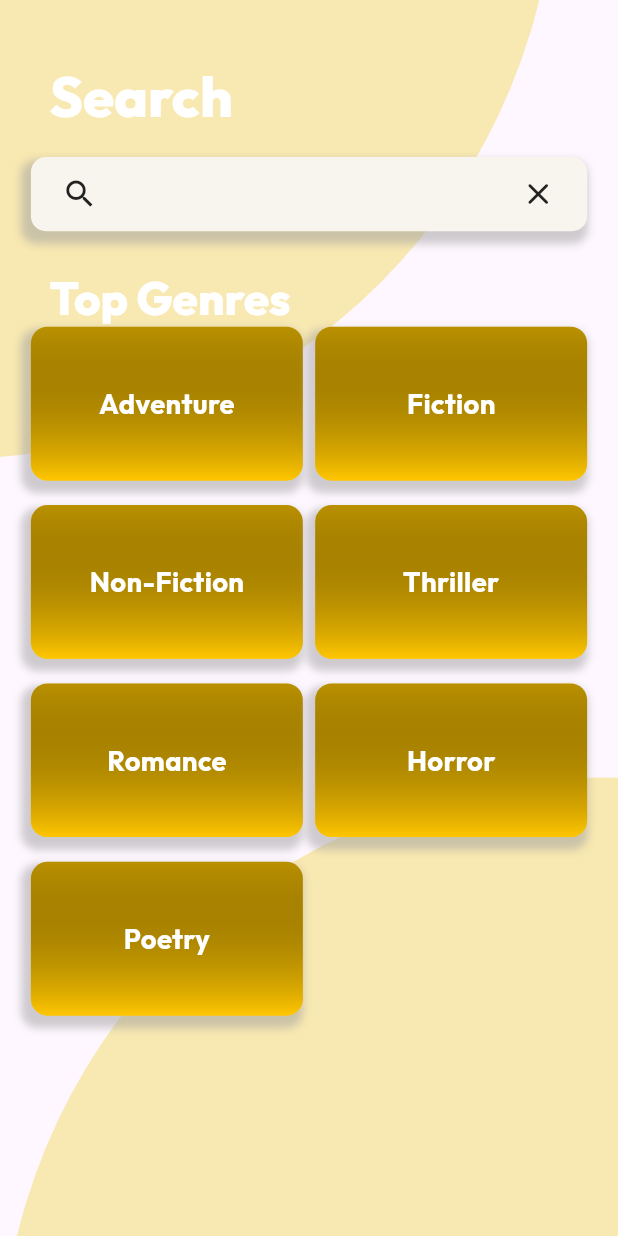
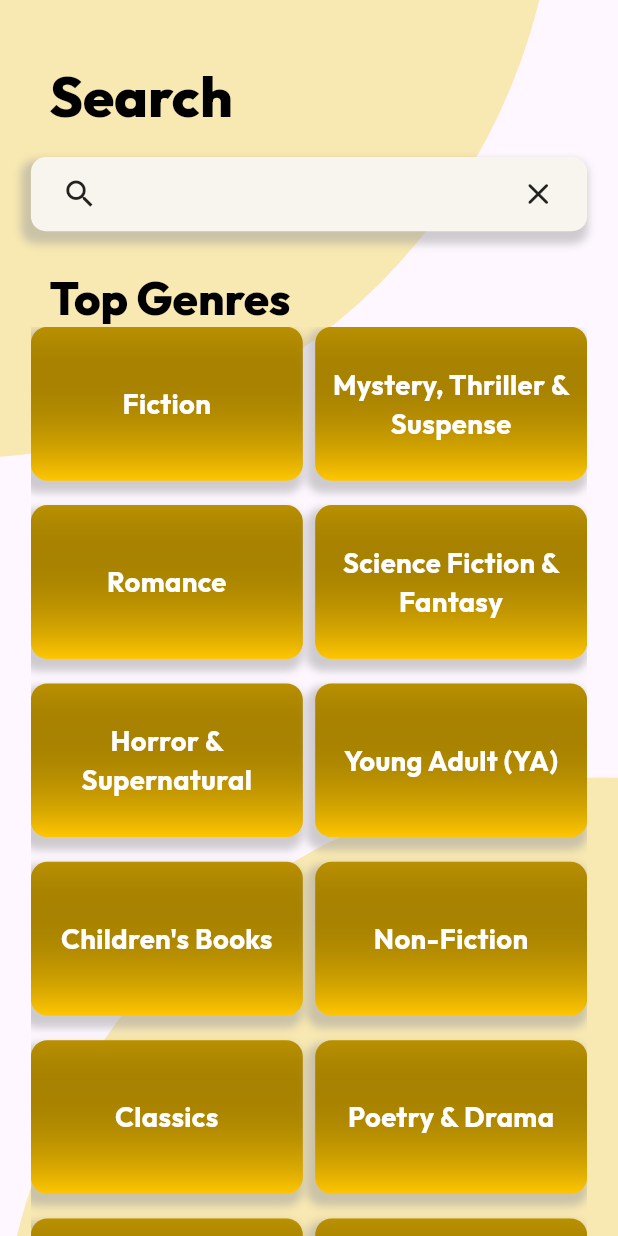
Before and after one commit to shloksharma273/bookcite, a Flutter app: the SearchPage screen opened directly, on a phone screen of 412 x 824 dp. Run offline on Flutter 3.47's test engine with Material 3 defaults, Android fonts, the light colour scheme and no system bars; our stand-ins replace dotted_border, file_picker, flutter_secure_storage, flutter_svg, google_fonts; accounts and stored records are empty; network calls fail.

Commit message:
added genrePage API

```diff
--- a/bookcite/lib/authentication/login_page.dart
+++ b/bookcite/lib/authentication/login_page.dart
@@ -1,4 +1,3 @@
-import 'package:bookcite/authentication/signup_page.dart';
 import 'package:bookcite/services/api_services.dart';
 import 'package:bookcite/services/models/auth_response.dart';
 import 'package:bookcite/utils/app_assets.dart';
--- a/bookcite/lib/components/genre_tiles/genre_tiles.dart
+++ b/bookcite/lib/components/genre_tiles/genre_tiles.dart
@@ -42,10 +42,14 @@
             ),
           ),
 
-          Center(
-            child: Text(label, style: textTheme.bodyMedium?.copyWith(
-              color: Colors.white
-            ),),
+          Padding(
+            padding: EdgeInsets.symmetric(horizontal: 8.0),
+            child: Center(
+              child: Text(label, style: textTheme.bodyMedium?.copyWith(
+                color: Colors.white
+              ), textAlign: TextAlign.center,
+              ),
+            ),
           )
         ],
       ),
--- a/bookcite/lib/main.dart
+++ b/bookcite/lib/main.dart
@@ -1,11 +1,13 @@
 import 'package:bookcite/authentication/login_page.dart';
 import 'package:bookcite/authentication/signup_page.dart';
+import 'package:bookcite/genre_page/genre_page.dart';
 import 'package:bookcite/homepage/home_page.dart';
+import 'package:bookcite/search_page/search_page.dart';
 import 'package:bookcite/services/api_services.dart';
-import 'package:bookcite/utils/app_colors.dart';
+import 'package:bookcite/todayspick/todays_pick.dart';
 import 'package:bookcite/utils/responsive_sizer.dart';
+import 'package:bookcite/genre_page/genre_page.dart';
 import 'package:flutter/material.dart';
-import 'package:google_fonts/google_fonts.dart';
 
 void main() {
   runApp( MyApp());
@@ -49,7 +51,22 @@
       routes: {
         '/login' : (context) => LoginPage(apiService: _apiService),
         '/signUp' : (context) => SignUpPage(apiService: _apiService),
-        '/home' : (context) => HomePage()
+        '/home' : (context) => HomePage(),
+        '/search' : (context) => SearchPage(),
+        '/todayspick' : (context) => TodaysPick(),
+        '/fiction': (context) => GenrePage(genre: "Fiction"),
+        '/mystery-thriller': (context) => GenrePage(genre: "Mystery, Thriller & Suspense"),
+        '/romance': (context) => GenrePage(genre: "Romance"),
+        '/sci-fi-fantasy': (context) => GenrePage(genre: "Science Fiction & Fantasy"),
+        '/horror': (context) => GenrePage(genre: "Horror & Supernatural"),
+        '/ya': (context) => GenrePage(genre: "Young Adult (YA)"),
+        '/children': (context) => GenrePage(genre: "Children’s Books"),
+        '/non-fiction': (context) => GenrePage(genre: "Non-Fiction"),
+        '/classics': (context) => GenrePage(genre: "Classics"),
+        '/poetry-drama': (context) => GenrePage(genre: "Poetry & Drama"),
+        '/comics': (context) => GenrePage(genre: "Graphic Novels & Comics"),
+        '/academic': (context) => GenrePage(genre: "Educational & Academic"),
+
       },
     );
   }
--- a/bookcite/lib/search_page/search_page.dart
+++ b/bookcite/lib/search_page/search_page.dart
@@ -1,7 +1,6 @@
 import 'package:bookcite/components/genre_tiles/genre_tiles.dart';
 import 'package:bookcite/widgets/custom_search_bar.dart';
 import 'package:flutter/material.dart';
-
 import '../utils/app_colors.dart';
 
 class SearchPage extends StatefulWidget {
@@ -12,25 +11,20 @@
 }
 
 class _SearchPageState extends State<SearchPage> {
-  List<String> genreList = [
-    "Adventure",
-    "Fiction",
-    "Non-Fiction",
-    "Thriller",
-    "Romance",
-    "Horror",
-    "Poetry"
+  List<List<String>> genreList = [
+    ['Fiction','/fiction'],
+    ['Mystery, Thriller & Suspense','/mystery-thriller'],
+    ['Romance','/romance'],
+    ['Science Fiction & Fantasy','/sci-fi-fantasy'],
+    ['Horror & Supernatural','/horror'],
+    ['Young Adult (YA)','/ya'],
+    ['Children\'s Books','/children'],
+    ['Non-Fiction','/non-fiction'],
+    ['Classics','/classics'],
+    ['Poetry & Drama','/poetry-drama'],
+    ['Graphic Novels & Comics','/comics'],
+    ['Educational & Academic','/academic'],
   ];
-
-  @override
-  void initState() {
-    super.initState();
-  }
-
-  @override
-  void dispose() {
-    super.dispose();
-  }
 
   @override
   Widget build(BuildContext context) {
@@ -38,15 +32,15 @@
     return Scaffold(
       body: Stack(
         children: [
+          // background decoration
           Positioned(
             top: MediaQuery.of(context).size.height * -0.6,
             right: MediaQuery.of(context).size.width * 0.1,
             child: Container(
-              width: 800, // Adjust size as needed
+              width: 800,
               height: 800,
               decoration: BoxDecoration(
-                color:
-                    AppColors.colorSurfaceSecondary, // Adjust color as needed
+                color: AppColors.colorSurfaceSecondary,
                 shape: BoxShape.circle,
               ),
             ),
@@ -55,49 +49,56 @@
             bottom: MediaQuery.of(context).size.height * -0.6,
             left: 0,
             child: Container(
-              width: 800, // Adjust size as needed
+              width: 800,
               height: 800,
               decoration: BoxDecoration(
-                color:
-                    AppColors.colorSurfaceSecondary, // Adjust color as needed
+                color: AppColors.colorSurfaceSecondary,
                 shape: BoxShape.circle,
               ),
             ),
           ),
+
+          // content
           Positioned(
             top: MediaQuery.of(context).size.height * 0.05,
             right: 0,
             left: 0,
-              bottom: -0.15,
+            bottom: 0,
             child: Padding(
               padding: EdgeInsets.symmetric(
-                    horizontal: MediaQuery.of(context).size.width * 0.05),
+                horizontal: MediaQuery.of(context).size.width * 0.05,
+              ),
               child: Column(
-                  mainAxisSize: MainAxisSize.min,
                 crossAxisAlignment: CrossAxisAlignment.start,
                 children: [
+                  // title
                   Padding(
                     padding: EdgeInsets.symmetric(
-                          horizontal: MediaQuery.of(context).size.width * 0.03),
+                      horizontal: MediaQuery.of(context).size.width * 0.03,
+                    ),
                     child: Text("Search", style: textTheme.headlineLarge),
                   ),
-                    SizedBox(
-                      height: MediaQuery.of(context).size.height * 0.02,
-                    ),
-                    CustomSearchBar(),
-                    SizedBox(
-                      height: MediaQuery.of(context).size.height * 0.03,
-                    ),
+                  SizedBox(height: MediaQuery.of(context).size.height * 0.02),
+
+                  // search bar
+                  const CustomSearchBar(),
+                  SizedBox(height: MediaQuery.of(context).size.height * 0.03),
+
+                  // subtitle
                   Padding(
                     padding: EdgeInsets.symmetric(
-                          horizontal: MediaQuery.of(context).size.width * 0.03),
+                      horizontal: MediaQuery.of(context).size.width * 0.03,
+                    ),
                     child: Text(
                       "Top Genres",
                       style: textTheme.headlineMedium,
                     ),
                   ),
+
+                  // genres grid
                   Expanded(
-                      child: GridView.builder(gridDelegate: SliverGridDelegateWithFixedCrossAxisCount(
+                    child: GridView.builder(
+                      gridDelegate: SliverGridDelegateWithFixedCrossAxisCount(
                         crossAxisCount: 2,
                         childAspectRatio: 1.77,
                         crossAxisSpacing: MediaQuery.of(context).size.width * 0.02,
@@ -106,17 +107,23 @@
                       itemCount: genreList.length,
                       itemBuilder: (context, index) {
                         var label = genreList[index];
-                          return GenreTiles(
+                        return GestureDetector(
+                          onTap: () {
+                            Navigator.pushNamed(context, label[1]);
+                          },
+                          child: GenreTiles(
                             height: MediaQuery.of(context).size.height * 0.1,
                             width: MediaQuery.of(context).size.width * 0.45,
-                            label: label,
+                            label: label[0],
+                          ),
                         );
                       },
                     ),
-                    )
+                  ),
                 ],
               ),
-              ))
+            ),
+          ),
         ],
       ),
     );
--- /dev/null
+++ b/bookcite/lib/services/models/book_model.dart
@@ -0,0 +1,33 @@
+class Book {
+  final String id;
+  final String name;
+  final String author;
+  final List<String> genres;
+  final String summary;
+  final String? cover;
+  final int likes;
+
+  Book({
+    required this.id,
+    required this.name,
+    required this.author,
+    required this.genres,
+    required this.summary,
+    required this.likes,
+    this.cover,
+  });
+
+  factory Book.fromJson(Map<String, dynamic> json) {
+    return Book(
+      id: json['id'],
+      name: json['name'] ?? 'Unknown Title',
+      author: json['author'] ?? 'Unknown Author',
+      genres: (json['genre'] as List<dynamic>)
+          .map((g) => g['name'] as String)
+          .toList(),
+      summary: json['summary'] ?? '',
+      likes: json['likes'] ?? 0,
+      cover: json['cover'], // null if missing
+    );
+  }
+}
--- a/bookcite/lib/todayspick/todays_pick.dart
+++ b/bookcite/lib/todayspick/todays_pick.dart
@@ -15,7 +15,9 @@
     return Scaffold(
         resizeToAvoidBottomInset: true,
         extendBodyBehindAppBar: true,
-        appBar: CustomAppbar(heading: "Today's Pick", onPressed: (){}, appBarHeight: MediaQuery.of(context).size.height * 0.06,),
+        appBar: CustomAppbar(heading: "Today's Pick", onPressed: (){
+          Navigator.pop(context);
+        }, appBarHeight: MediaQuery.of(context).size.height * 0.06,),
         body: BookDetails(genreTags: ["drama", "fiction", "fantasy", "adventure"], title: "White Nights", author: "Fyodor Dostoevsky", summary: "Fyodor Dostoevsky's White Nights is a poignant novella set in St. Petersburg, Russia, during the fleeting period of white nights when dusk never fully settles. The story is narrated by a lonely and introverted young man, a self-proclaimed dreamer, who spends his days lost in his vivid imagination and his nights wandering the city's streets.\nOne evening, he encounters Nastenka, a young woman crying by a canal. He intervenes when she's being harassed and they strike up an unusual friendship. Over the course of four white nights, they meet and share their deepest thoughts, dreams, and disappointments. Nastenka reveals her own story of a sheltered life with her strict, blind grandmother and her unrequited love for a lodger who promised to return for her.\nAs the dreamer listens to Nastenka's tale and helps her try to reconnect with her lost love, he inevitably falls deeply in love with her. However, his love remains unrequited, as Nastenka's heart is set on the man she's waiting for. The novella explores themes of loneliness, unfulfilled desire, the power of imagination versus reality, and the bittersweet nature of fleeting connections. It's a tender and melancholic portrayal of the human yearning for companionship and the pain of unreciprocated affection.")
     );
   }
--- a/bookcite/lib/upload_book/upload_book.dart
+++ b/bookcite/lib/upload_book/upload_book.dart
@@ -7,7 +7,6 @@
 import '../utils/app_colors.dart';
 import 'package:dotted_border/dotted_border.dart';
 
-import '../widgets/text_field.dart';
 
 class UploadBook extends StatefulWidget {
   const UploadBook({super.key});
```
Also changed, not shown: bookcite/lib/authentication/signup_page.dart (+4 -4 lines), bookcite/lib/genre_page/genre_page.dart (+62 -40 lines), bookcite/lib/homepage/home_page.dart (+4 -3 lines), bookcite/lib/services/api_services.dart (+34 -0 lines), bookcite/lib/utils/responsive_sizer.dart (+5 -4 lines), bookcite/lib/widgets/homepage_appbar.dart (+5 -3 lines), 7 other files. Lines whose indentation alone changed are shown as unchanged.
